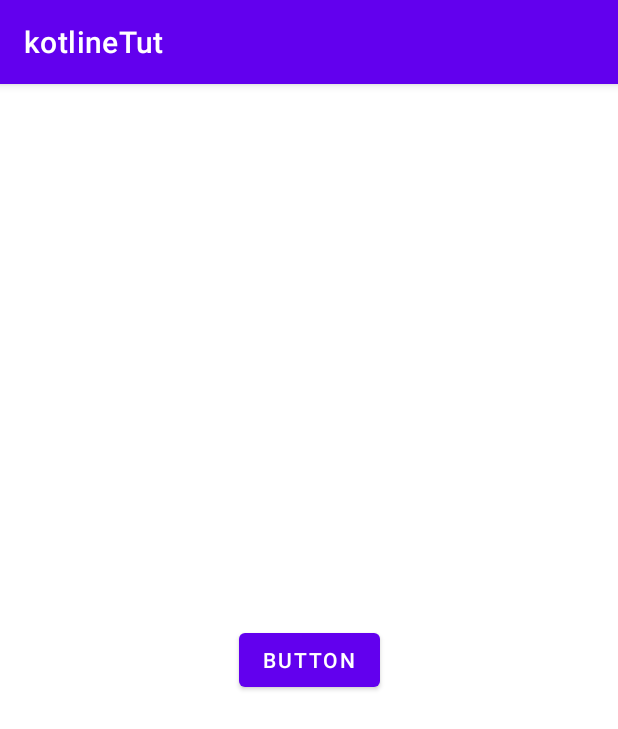
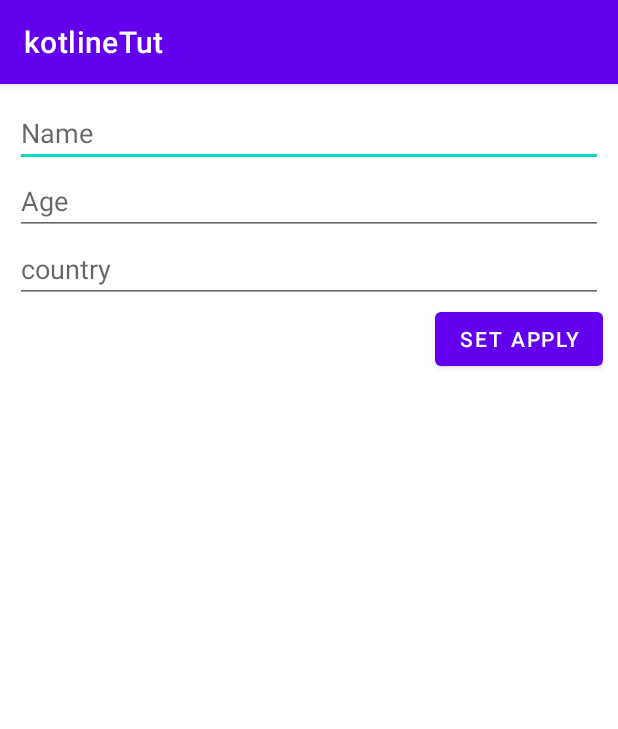
Before and after one commit to eliasayele/androidBasicsKotlin, an Android app: the screen it shows after launch (MainActivity), on a phone screen of 412 x 824 dp. Shown: the top 729 px of the screen. Run offline under Robolectric (Android 15) with nearby library versions, the phone set to English and light mode, and no system bars.

Commit message:
passing data to other screen

```diff
--- a/app/src/main/res/layout/activity_main.xml
+++ b/app/src/main/res/layout/activity_main.xml
@@ -8,8 +8,43 @@
     android:padding="10dp"
     tools:context=".MainActivity">
 
+    <EditText
+        android:id="@+id/etName"
+        android:layout_width="match_parent"
+        android:layout_height="wrap_content"
+        android:hint="Name"
+        app:layout_constraintEnd_toEndOf="parent"
+        app:layout_constraintHorizontal_bias="0.5"
+        app:layout_constraintStart_toStartOf="parent"
+        app:layout_constraintTop_toTopOf="parent" />
 
+    <EditText
+        android:id="@+id/etAge"
+        android:layout_width="match_parent"
+        android:layout_height="wrap_content"
+        android:hint="Age"
+        app:layout_constraintEnd_toEndOf="parent"
+        app:layout_constraintHorizontal_bias="0.5"
+        app:layout_constraintStart_toStartOf="parent"
+        app:layout_constraintTop_toBottomOf="@+id/etName" />
 
+    <EditText
+        android:id="@+id/etCountry"
+        android:layout_width="match_parent"
+        android:layout_height="wrap_content"
+        android:hint="country"
+        app:layout_constraintEnd_toEndOf="parent"
+        app:layout_constraintHorizontal_bias="0.5"
+        app:layout_constraintStart_toStartOf="parent"
+        app:layout_constraintTop_toBottomOf="@+id/etAge" />
+
+    <Button
+        android:id="@+id/btnApply"
+        android:layout_width="wrap_content"
+        android:layout_height="wrap_content"
+        android:text="Set Apply"
+        app:layout_constraintEnd_toEndOf="parent"
+        app:layout_constraintTop_toBottomOf="@+id/etCountry" />
 
     <!--    <Button-->
     <!--        android:id="@+id/btnShowToast"-->
@@ -103,15 +138,5 @@
     <!--        app:layout_constraintStart_toStartOf="parent"-->
     <!--        app:layout_constraintTop_toBottomOf="@+id/btnOrder" />-->
 
-    <Button
-        android:id="@+id/btnOpenActivity"
-        android:layout_width="wrap_content"
-        android:layout_height="wrap_content"
-        android:text="Button"
-        app:layout_constraintBottom_toBottomOf="parent"
-        app:layout_constraintEnd_toEndOf="parent"
-        app:layout_constraintStart_toStartOf="parent"
-        app:layout_constraintTop_toTopOf="parent" />
-
 
 </androidx.constraintlayout.widget.ConstraintLayout>
```
Also changed, not shown: app/src/main/java/com/example/kotlinetut/MainActivity.kt (+10 -1 lines), app/src/main/java/com/example/kotlinetut/SecondActivity.kt (+11 -3 lines), app/src/main/res/layout/activity_second.xml (+3 -14 lines). Lines whose indentation alone changed are shown as unchanged.
